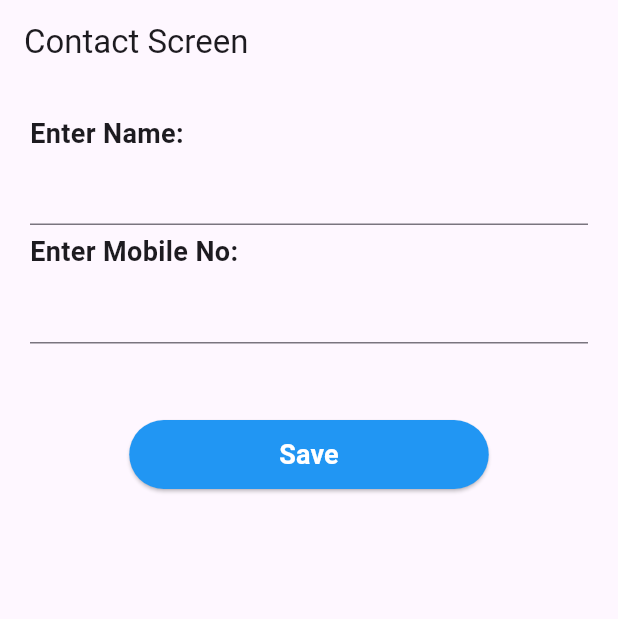
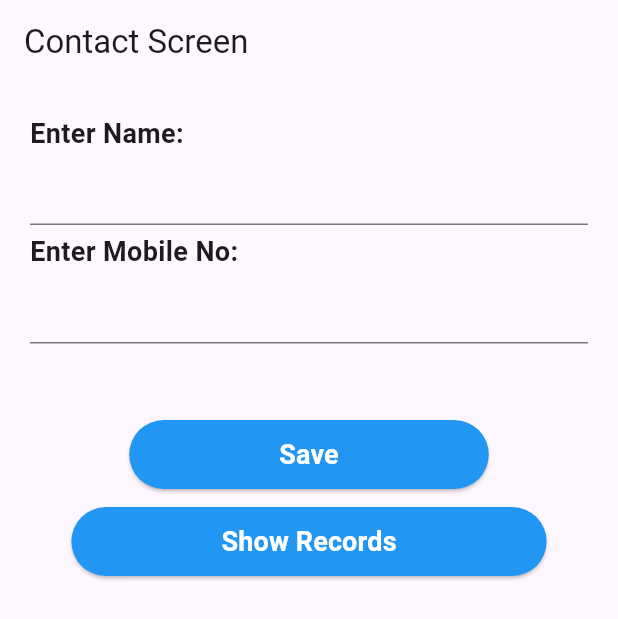
Before and after one commit to hardik7426/database_demo, a Flutter app: the screen it shows after launch, after a tap on "Save", on a phone screen of 412 x 824 dp. Shown: the top 619 px of the screen. Run offline on Flutter 3.47's test engine with Material 3 defaults, Android fonts, the phone set to English and light mode, and no system bars; our stand-ins replace sqflite; accounts and stored records are empty.

Commit message:
model_add

```diff
--- /dev/null
+++ b/lib/contact_model.dart
@@ -0,0 +1,8 @@
+
+class ContactModel {
+  int id;
+  String name;
+  String mobile;
+
+  ContactModel(this.id, this.name, this.mobile);
+}
--- a/lib/db_helper.dart
+++ b/lib/db_helper.dart
@@ -1,36 +1,82 @@
+import 'dart:async';
+
+import 'package:database_demo/contact_model.dart';
 import 'package:sqflite/sqflite.dart';
 import 'package:path/path.dart';
 
 class DbHelper {
   Database? _db;
 
-  Future<Database> get db async {
-    if (_db != null) {
-      return _db!;
-    }
-    _db = await initDatabase();
+  Future<Database> getDb() async {
+    if(_db != null) {
       return _db!;
     }
 
-  Future<Database> initDatabase() async {
     String databasePath = await getDatabasesPath();
-    String dbPath = join(databasePath, 'my_database.db');
+    String dbPath = join(databasePath, 'database_demo.db');
 
-    return await openDatabase(
+    _db = await openDatabase(
       dbPath,
       version: 1,
-      onCreate: (db, version) => onCreate(db, version),
+      onCreate: onCreate,
     );
+    return _db!;
   }
 
   Future<void> onCreate(Database db, int version) async {
       await db.execute('''
       CREATE TABLE contact_master (
         id INTEGER PRIMARY KEY AUTOINCREMENT,
-        name TEXT NOT NULL,
-        mobile TEXT NOT NULL
-      )
-    ''');
+        name TEXT,
+        mobile TEXT
+      )'''
+      );
+
+      // if you want to create new table
+      // await db.execute('''
+      // CREATE TABLE user_master (
+      //
+      // )
+      // ''');
+  }
+
+  Future<int> insertRecord(String name, String mobile) async {
+    final dbClient = await getDb();
+
+    final val = {
+      'name': name, // 'column_name':value
+      'mobile': mobile,
+    };
+
+    return dbClient.insert('contact_master', val);
+  }
+
+  Future<List<ContactModel>> getRecords() async {
+    final dbClient = await getDb();
+
+    final cursor = await dbClient.rawQuery('SELECT * FROM contact_master');
+
+    List<ContactModel> contactList = [];
+    for(int i=0; i<cursor.length; i++) {
+      int id = cursor[i]['id'] as int;
+      String name = cursor[i]['name'].toString();
+      String mobile = cursor[i]['mobile'].toString();
+
+      ContactModel model = ContactModel(id, name, mobile);
+      contactList.add(model);
+    }
+
+    return contactList;
+  }
+
+  Future<int> deleteRecord(int id) async {
+    final dbClient = await getDb();
+
+    return await dbClient.delete(
+      'contact_master',
+      where: 'id = ?',
+      whereArgs: [id]
+    );
   }
 
 }
--- a/lib/home_screen.dart
+++ b/lib/home_screen.dart
@@ -1,3 +1,5 @@
+import 'package:database_demo/contact_model.dart';
+import 'package:database_demo/db_helper.dart';
 import 'package:flutter/material.dart';
 
 class HomeScreen extends StatefulWidget {
@@ -11,6 +13,8 @@ class _HomeScreenState extends State<HomeScreen> {
 
   TextEditingController nameController = TextEditingController();
   TextEditingController mobileController = TextEditingController();
+
+  List<ContactModel> contactList = [];
 
   @override
   Widget build(BuildContext context) {
@@ -38,7 +42,11 @@ class _HomeScreenState extends State<HomeScreen> {
             Center(
               child: ElevatedButton(
                   onPressed: () {
+                    String name = nameController.text;
+                    String mobileNo = mobileController.text;
 
+                    DbHelper dbHelper = DbHelper();
+                    dbHelper.insertRecord(name, mobileNo);
                   },
                   style: ElevatedButton.styleFrom(
                     backgroundColor: Colors.blue,
@@ -47,7 +55,55 @@ class _HomeScreenState extends State<HomeScreen> {
                   ),
                   child: Text('Save', style: TextStyle(fontSize: 18, fontWeight: FontWeight.bold),)
               ),
+            ),
+            Center(
+              child: Container(
+                margin: EdgeInsets.only(top: 10),
+                child: ElevatedButton(
+                    onPressed: () async {
+                      DbHelper dbHelper = DbHelper();
+                      contactList = await dbHelper.getRecords();
+                      setState(() {});
+                    },
+                    style: ElevatedButton.styleFrom(
+                        backgroundColor: Colors.blue,
+                        foregroundColor: Colors.white,
+                        padding: EdgeInsetsDirectional.symmetric(horizontal: 100, vertical: 10)
+                    ),
+                    child: Text('Show Records', style: TextStyle(fontSize: 18, fontWeight: FontWeight.bold),)
+                ),
+              ),
+            ),
+            SizedBox(height: 20),
+            Expanded(
+              child: ListView.builder(
+                shrinkWrap: true,
+                  itemCount: contactList.length,
+                  itemBuilder: (context, index) {
+                    ContactModel model = contactList[index];
+
+                    return GestureDetector(
+                      onTap: () {
+                        DbHelper dbHelper = DbHelper();
+                        dbHelper.deleteRecord(model.id);
+                      },
+                      child: Column(
+                        crossAxisAlignment: CrossAxisAlignment.start,
+                        children: [
+                          Text(model.name,
+                            style: TextStyle(fontSize: 20, fontWeight: FontWeight.bold),
+                          ),
+                          Text(model.mobile,
+                            style: TextStyle(fontSize:20, fontWeight: FontWeight.bold),
+                          ),
+                          Divider()
+                        ],
+                      ),
+                    );
+                  },
+              ),
             )
+
           ],
         ),
       ),
```
Lines whose indentation alone changed are shown as unchanged.
